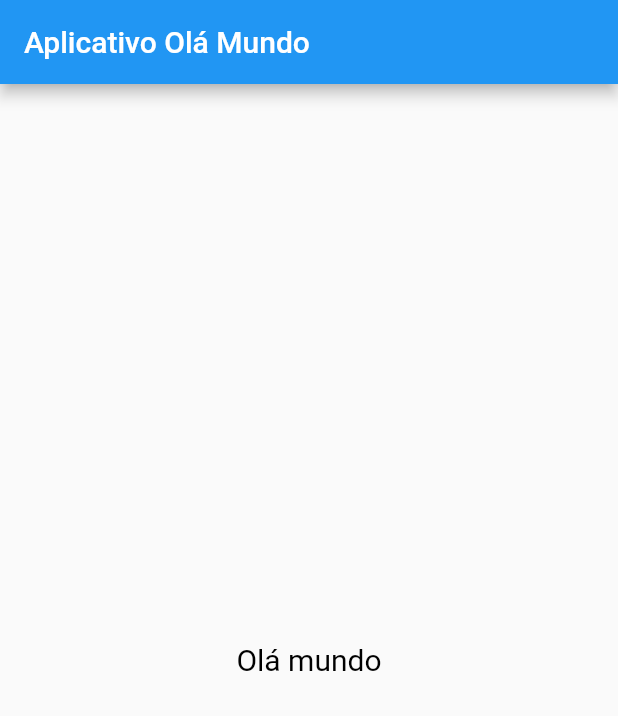
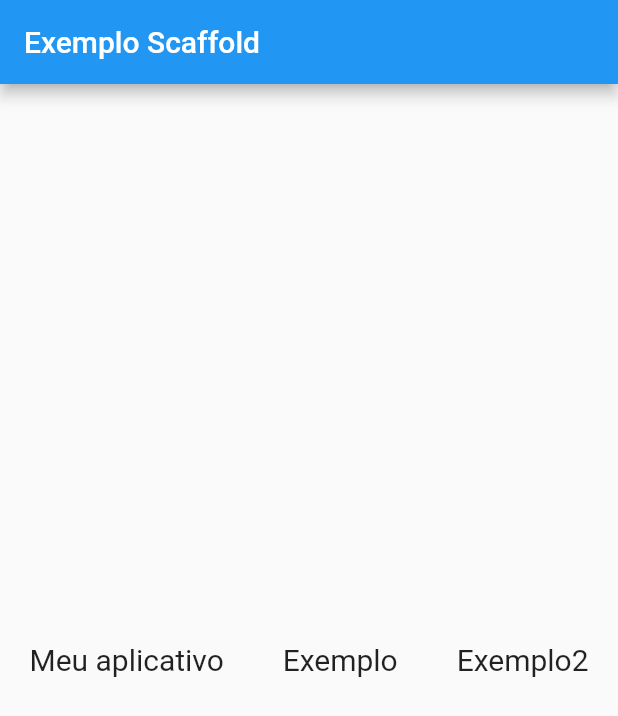
Before and after one commit to thiago-dsd/Flutter, a Flutter app: the screen it shows after launch, on a phone screen of 412 x 824 dp. Shown: the top 716 px of the screen. Run offline on Flutter 3.47's test engine with Material 2 defaults, Android fonts, the phone set to English and light mode, and no system bars.

Commit message:
Traning row concepts

```diff
--- a/lib/main.dart
+++ b/lib/main.dart
@@ -1,23 +1,38 @@
 import 'package:flutter/material.dart';
 
-/*
-  Scaffold - significa andaime em inglês
-*/
 void main() {
-  runApp(
-    MaterialApp(
-      home: Scaffold(
-        appBar: AppBar(
-          title: Text("Aplicativo Olá Mundo"),
-        ),
-        body:Center(
-          child: Text(
-              "Olá mundo",
-              style: TextStyle(fontSize: 20,color: Colors.black,
-              )
-          ),
-        ),
+  runApp(MyApp());
+}
+
+class MyApp extends StatefulWidget {
+  const MyApp({super.key});
+
+  @override
+  State<MyApp> createState() => _MyAppState();
+}
+
+class _MyAppState extends State<MyApp> {
+  @override
+  Widget build(BuildContext context) {
+    return MaterialApp(
+        home: Scaffold(
+      appBar: AppBar(title: Text("Exemplo Scaffold")),
+      body: Row(
+        //alinhamento  entre cada elemento no row
+        mainAxisAlignment: MainAxisAlignment.spaceAround,
+        //crossAxisAlignment: CrossAxisAlignment.end,
+        children: [
+          Center(
+            child: Text("Meu aplicativo",
+              style: TextStyle(fontSize: 20),)),
+          Center(
+            child: Text("Exemplo",
+              style: TextStyle(fontSize: 20),)),
+          Center(
+            child: Text("Exemplo2",
+              style: TextStyle(fontSize: 20),)),
+        ],
       ),
-    ),
-  );
+    ));
+  }
 }
```
